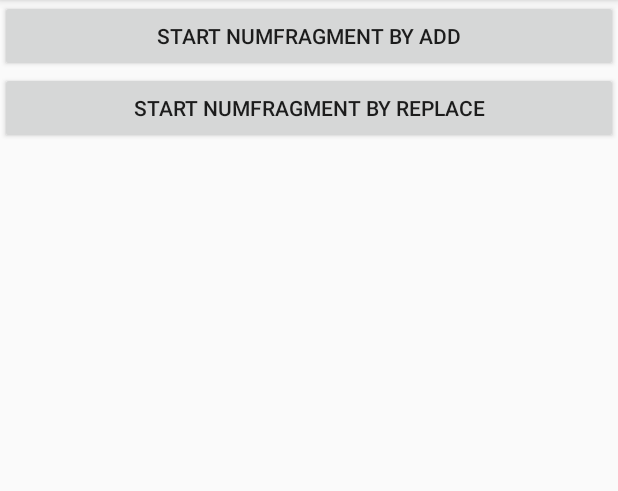
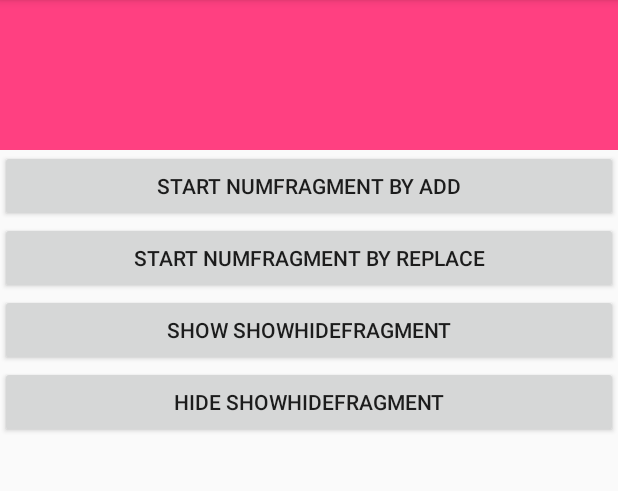
Before and after one commit to fashare2015/android-how-and-why, an Android app: the TestFraActivity screen opened directly, with no data from a screen before it, on a phone screen of 412 x 824 dp, the part 84-575 px from its top. Run offline under Robolectric (Android 15) with nearby library versions, the phone set to English and light mode, and no system bars.

Commit message:
add ShowHideFragment

```diff
--- a/app/src/main/java/com/fashare/android_how_and_why/demos/support/fragment/TestFraActivity.java
+++ b/app/src/main/java/com/fashare/android_how_and_why/demos/support/fragment/TestFraActivity.java
@@ -2,6 +2,7 @@ package com.fashare.android_how_and_why.demos.support.fragment;
 
 import android.os.Bundle;
 import android.support.annotation.Nullable;
+import android.support.v4.app.Fragment;
 import android.support.v7.app.AppCompatActivity;
 import android.view.LayoutInflater;
 import android.view.View;
@@ -14,6 +15,7 @@ import com.fashare.android_how_and_why.lib.util.ViewUtil;
 public class TestFraActivity extends AppCompatActivity {
 
     private static final String FRA_TAG_ROOT = "FRA_TAG_ROOT";
+    private static final String FRA_TAG_SHOW_HIDE = "FRA_TAG_SHOW_HIDE";
 
     @Override
     protected void onCreate(Bundle savedInstanceState) {
@@ -30,6 +32,8 @@ public class TestFraActivity extends AppCompatActivity {
     }
 
     public static class RootFragment extends BaseFragment {
+        private Fragment mShowHideFragment;
+
         @Nullable
         @Override
         public View onCreateView(LayoutInflater inflater, @Nullable ViewGroup container, @Nullable Bundle savedInstanceState) {
@@ -55,6 +59,42 @@ public class TestFraActivity extends AppCompatActivity {
                         .addToBackStack("")
                         .commit();
             });
+
+            mShowHideFragment = getChildFragmentManager().findFragmentByTag(FRA_TAG_SHOW_HIDE);
+            if (mShowHideFragment == null) {
+                mShowHideFragment = new ShowHideFragment();
+                getChildFragmentManager().beginTransaction()
+                        .add(R.id.container_show_hide, mShowHideFragment, FRA_TAG_SHOW_HIDE)
+                        .commit();
+            }
+
+            ViewUtil.addView(root, "show showHideFragment", view -> {
+                if (mShowHideFragment == null)
+                    return;
+                getChildFragmentManager().beginTransaction()
+                        .show(mShowHideFragment)
+                        .commit();
+            });
+
+            ViewUtil.addView(root, "hide showHideFragment", view -> {
+                if (mShowHideFragment == null)
+                    return;
+                getChildFragmentManager().beginTransaction()
+                        .hide(mShowHideFragment)
+                        .commit();
+            });
+        }
+    }
+
+
+    public static class ShowHideFragment extends BaseFragment {
+        @Nullable
+        @Override
+        public View onCreateView(LayoutInflater inflater, @Nullable ViewGroup container, @Nullable Bundle savedInstanceState) {
+            super.onCreateView(inflater, container, savedInstanceState);
+            View view = new View(getContext());
+            view.setBackgroundResource(R.color.colorAccent);
+            return view;
         }
     }
 }
--- a/app/src/main/res/layout/fra_test_root.xml
+++ b/app/src/main/res/layout/fra_test_root.xml
@@ -6,4 +6,9 @@
     android:layout_height="match_parent"
     android:orientation="vertical">
 
+    <FrameLayout
+        android:id="@+id/container_show_hide"
+        android:layout_width="match_parent"
+        android:layout_height="100dp"/>
+
 </LinearLayout>
```
